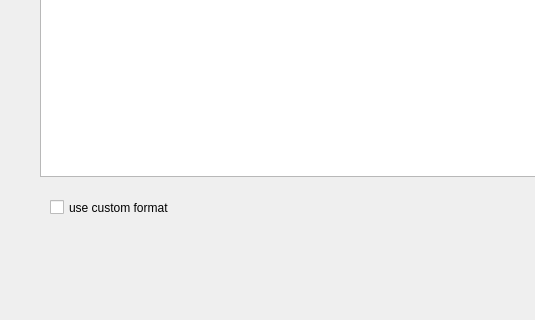
Above: cvs2sql/mainwindow.ui from sebius8780/cvs2sql before the change; both pictures show x 0 to 535 and y 604 to 924 of the 800 by 924 pixel window. Below: the same form after it.
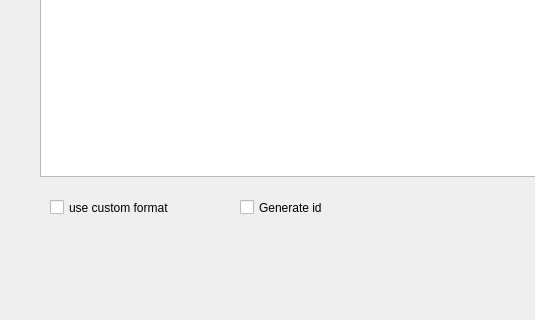
That is the form after the change.

Commit message: switiching to utf8 + sep as config

```diff
--- a/cvs2sql/mainwindow.ui
+++ b/cvs2sql/mainwindow.ui
@@ -205,6 +205,19 @@
      </rect>
     </property>
    </widget>
+   <widget class="QCheckBox" name="mGenerateId">
+    <property name="geometry">
+     <rect>
+      <x>240</x>
+      <y>800</y>
+      <width>111</width>
+      <height>23</height>
+     </rect>
+    </property>
+    <property name="text">
+     <string>Generate id </string>
+    </property>
+   </widget>
   </widget>
   <widget class="QMenuBar" name="menubar">
    <property name="geometry">
```
The commit also changes 2 other files.
